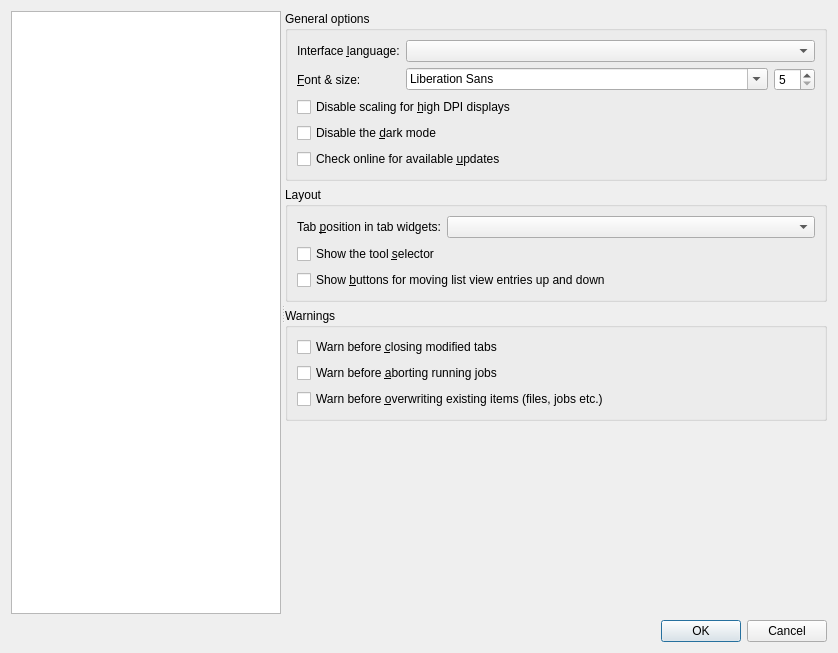
Old version of the form src/mkvtoolnix-gui/forms/main_window/preferences_dialog.ui in the repository jpsdr/MKVToolnix-Windows-7.
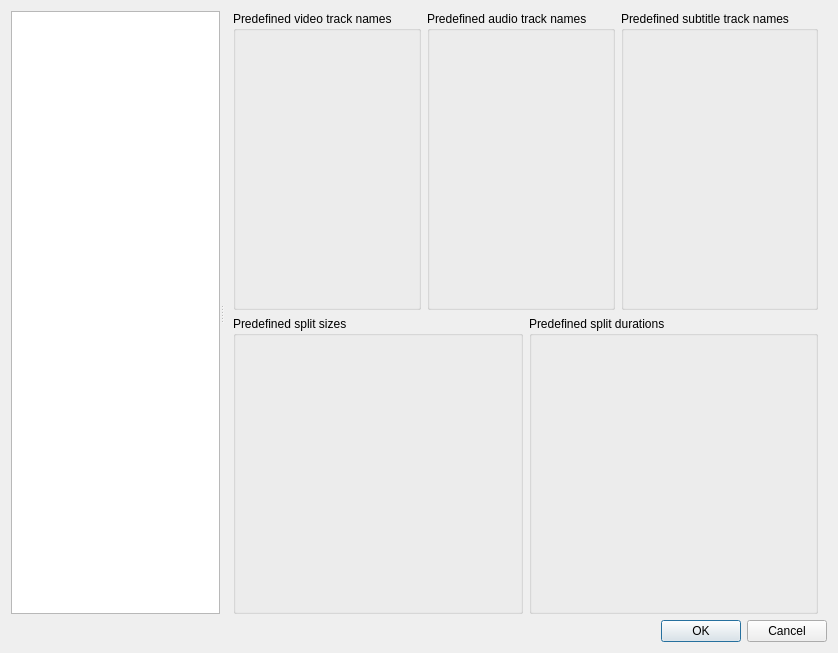
New version of the form. The open tabs and pages were chosen to show the change. Icons and pictures are not drawn. Custom widgets are drawn as their Qt base class.

Commit message:
GUI: predefined track names: one list per track type
Second part of the implementation of #2654.

Patch:
```diff
--- a/src/mkvtoolnix-gui/forms/main_window/preferences_dialog.ui
+++ b/src/mkvtoolnix-gui/forms/main_window/preferences_dialog.ui
@@ -543,20 +543,58 @@
           </layout>
          </widget>
         </item>
+       </layout>
+      </widget>
+      <widget class="QWidget" name="pMergePredefinedValues">
+       <layout class="QVBoxLayout" name="verticalLayout_39">
+        <property name="topMargin">
+         <number>0</number>
+        </property>
+        <property name="bottomMargin">
+         <number>0</number>
+        </property>
         <item>
-         <layout class="QHBoxLayout" name="horizontalLayout_14">
+         <layout class="QHBoxLayout" name="horizontalLayout_15">
           <item>
-           <widget class="QGroupBox" name="gpMPredefinedTrackNames">
+           <widget class="QGroupBox" name="gpMPredefinedVideoTrackNames">
             <property name="title">
-             <string>Predefined track names</string>
+             <string>Predefined video track names</string>
+            </property>
+            <layout class="QVBoxLayout" name="verticalLayout_50">
+             <item>
+              <widget class="mtx::gui::Util::StringListConfigurationWidget" name="lwMPredefinedVideoTrackNames" native="true"/>
+             </item>
+            </layout>
+           </widget>
+          </item>
+          <item>
+           <widget class="QGroupBox" name="gpMPredefinedAudioTrackNames">
+            <property name="title">
+             <string>Predefined audio track names</string>
+            </property>
+            <layout class="QVBoxLayout" name="verticalLayout_51">
+             <item>
+              <widget class="mtx::gui::Util::StringListConfigurationWidget" name="lwMPredefinedAudioTrackNames" native="true"/>
+             </item>
+            </layout>
+           </widget>
+          </item>
+          <item>
+           <widget class="QGroupBox" name="gpMPredefinedSubtitleTrackNames">
+            <property name="title">
+             <string>Predefined subtitle track names</string>
             </property>
             <layout class="QVBoxLayout" name="verticalLayout_21">
              <item>
-              <widget class="mtx::gui::Util::StringListConfigurationWidget" name="lwMPredefinedTrackNames" native="true"/>
+              <widget class="mtx::gui::Util::StringListConfigurationWidget" name="lwMPredefinedSubtitleTrackNames" native="true"/>
              </item>
             </layout>
            </widget>
           </item>
+         </layout>
+        </item>
+        <item>
+         <layout class="QHBoxLayout" name="horizontalLayout_14">
           <item>
            <widget class="QGroupBox" name="gbMPredefinedSplitSizes">
             <property name="title">
```
The commit also changes 9 other files.
